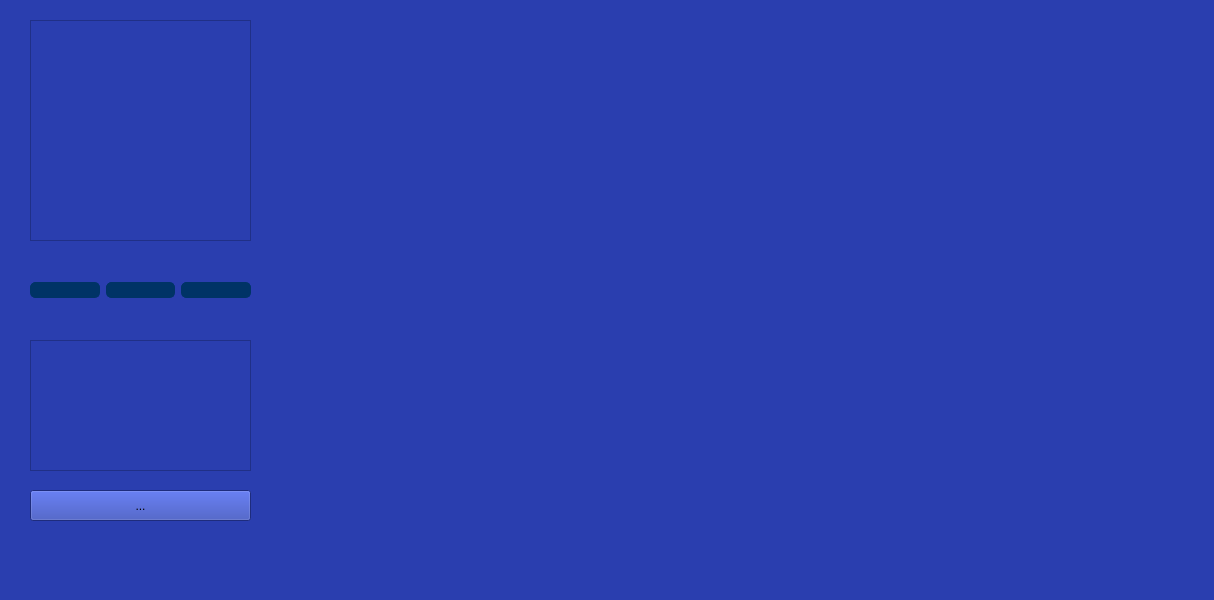
Before: the Qt Designer form GuiDesigner.ui in clenis08/parametrizacion-marchahumana, drawn with Qt 5.
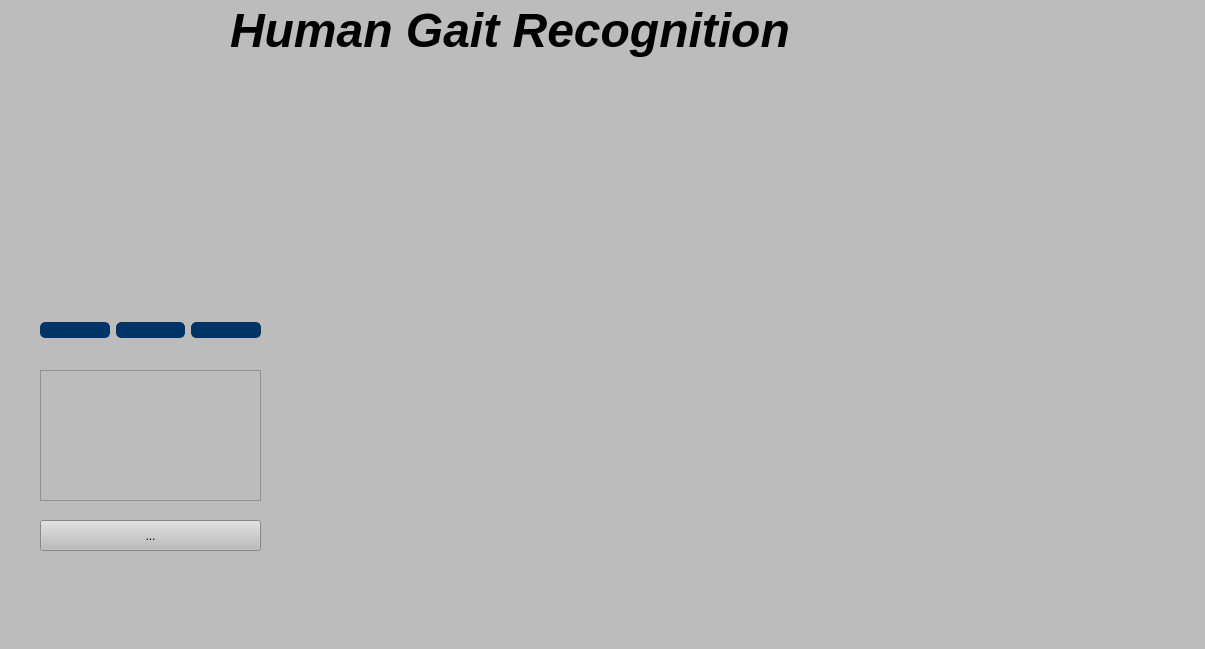
After: the same form once the commit is applied. Icons and pictures are not drawn. Custom widgets are drawn as their Qt base class.

Commit message: Third Test MaxConfusion

Patch:
```diff
--- a/GuiDesigner.ui
+++ b/GuiDesigner.ui
@@ -6,34 +6,25 @@
    <rect>
     <x>0</x>
     <y>0</y>
-    <width>1214</width>
-    <height>600</height>
+    <width>1205</width>
+    <height>649</height>
    </rect>
   </property>
   <property name="windowTitle">
    <string>MainWindow</string>
   </property>
   <property name="styleSheet">
-   <string notr="true">background-color: rgb(42, 62, 175);</string>
+   <string notr="true">
+background-color: rgb(188, 188, 188);</string>
   </property>
   <widget class="QWidget" name="centralwidget">
-   <widget class="QTextBrowser" name="textBrowser">
-    <property name="geometry">
-     <rect>
-      <x>30</x>
-      <y>20</y>
-      <width>221</width>
-      <height>221</height>
-     </rect>
-    </property>
-   </widget>
    <widget class="QWidget" name="horizontalLayoutWidget">
     <property name="geometry">
      <rect>
-      <x>30</x>
-      <y>250</y>
+      <x>40</x>
+      <y>300</y>
       <width>221</width>
-      <height>81</height>
+      <height>61</height>
      </rect>
     </property>
     <layout class="QHBoxLayout" name="horizontalLayout">
@@ -117,8 +108,8 @@
    <widget class="QScrollArea" name="scrollArea">
     <property name="geometry">
      <rect>
-      <x>30</x>
-      <y>340</y>
+      <x>40</x>
+      <y>370</y>
       <width>221</width>
       <height>131</height>
      </rect>
@@ -140,8 +131,8 @@
    <widget class="QToolButton" name="Key_Button">
     <property name="geometry">
      <rect>
-      <x>30</x>
-      <y>490</y>
+      <x>40</x>
+      <y>520</y>
       <width>221</width>
       <height>31</height>
      </rect>
@@ -154,7 +145,7 @@
     <property name="geometry">
      <rect>
       <x>270</x>
-      <y>20</y>
+      <y>70</y>
       <width>931</width>
       <height>221</height>
      </rect>
@@ -164,12 +155,35 @@
     <property name="geometry">
      <rect>
       <x>270</x>
-      <y>260</y>
+      <y>330</y>
       <width>931</width>
       <height>221</height>
      </rect>
     </property>
    </widget>
+   <widget class="MplWidget" name="MxConfusion" native="true">
+    <property name="geometry">
+     <rect>
+      <x>40</x>
+      <y>70</y>
+      <width>221</width>
+      <height>221</height>
+     </rect>
+    </property>
+   </widget>
+   <widget class="QLabel" name="Title">
+    <property name="geometry">
+     <rect>
+      <x>230</x>
+      <y>0</y>
+      <width>601</width>
+      <height>61</height>
+     </rect>
+    </property>
+    <property name="text">
+     <string>&lt;html&gt;&lt;head/&gt;&lt;body&gt;&lt;p&gt;&lt;span style=&quot; font-size:36pt; font-weight:600; font-style:italic;&quot;&gt;Human Gait Recognition&lt;/span&gt;&lt;/p&gt;&lt;/body&gt;&lt;/html&gt;</string>
+    </property>
+   </widget>
   </widget>
   <widget class="QMenuBar" name="menubar">
    <property name="geometry">
```
Left out of the diff: 2 changed lines with no effect on the pictures. The commit also changes 6 other files.
